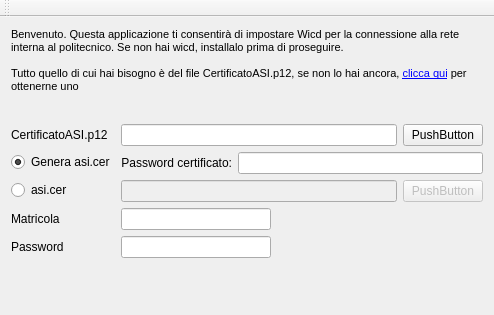
This is mainwindow.ui in drf/policonnect as Qt 5 draws it before an edit. The edited form follows.
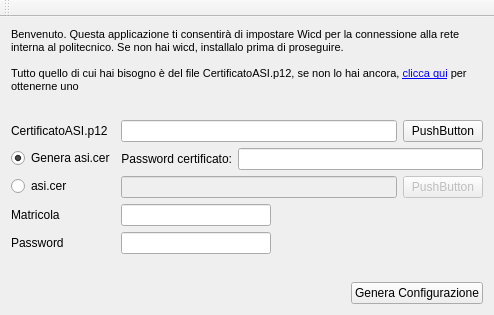
This is the edited form.

Diff of the .ui file:
```diff
--- a/mainwindow.ui
+++ b/mainwindow.ui
@@ -199,6 +199,13 @@
         </property>
        </spacer>
       </item>
+      <item>
+       <widget class="QPushButton" name="generateButton">
+        <property name="text">
+         <string>Genera Configurazione</string>
+        </property>
+       </widget>
+      </item>
      </layout>
     </item>
    </layout>
```
